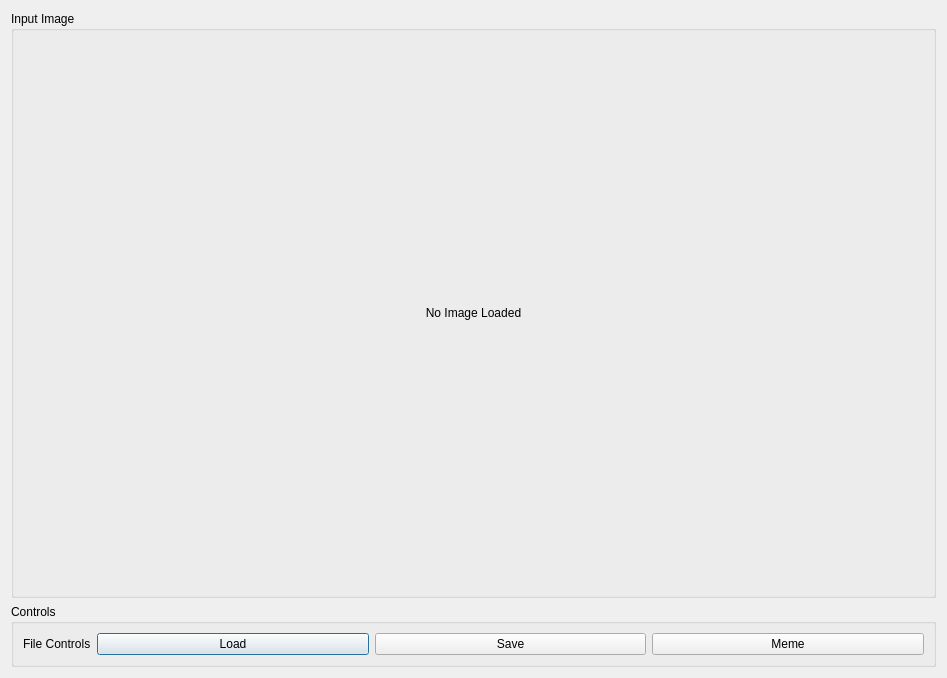
First picture: the form in mainwindow.ui, repository Flawededge/OpenCV_Python, before the edit.
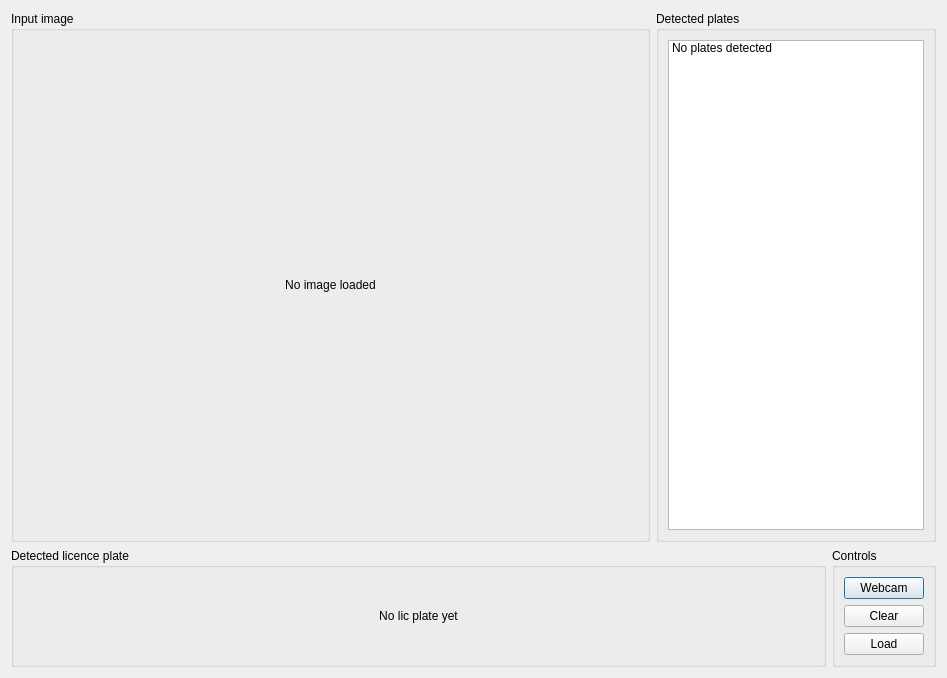
Second picture: the form after the edit.

Patch:
```diff
--- a/mainwindow.ui
+++ b/mainwindow.ui
@@ -33,46 +33,70 @@
    <item>
     <layout class="QHBoxLayout" name="imageStuff">
      <item>
-      <widget class="QGroupBox" name="Input">
+      <widget class="QGroupBox" name="groupBox_3">
+       <property name="title">
+        <string>Input image</string>
+       </property>
+       <layout class="QHBoxLayout" name="horizontalLayout_3">
+        <item>
+         <widget class="QLabel" name="label_2">
+          <property name="sizePolicy">
+           <sizepolicy hsizetype="Ignored" vsizetype="Ignored">
+            <horstretch>0</horstretch>
+            <verstretch>0</verstretch>
+           </sizepolicy>
+          </property>
+          <property name="minimumSize">
+           <size>
+            <width>200</width>
+            <height>50</height>
+           </size>
+          </property>
+          <property name="text">
+           <string>No image loaded</string>
+          </property>
+          <property name="scaledContents">
+           <bool>true</bool>
+          </property>
+          <property name="alignment">
+           <set>Qt::AlignCenter</set>
+          </property>
+         </widget>
+        </item>
+       </layout>
+      </widget>
+     </item>
+     <item>
+      <widget class="QGroupBox" name="groupBox">
        <property name="sizePolicy">
-        <sizepolicy hsizetype="Minimum" vsizetype="Minimum">
+        <sizepolicy hsizetype="Maximum" vsizetype="Preferred">
          <horstretch>0</horstretch>
          <verstretch>0</verstretch>
         </sizepolicy>
        </property>
-       <property name="minimumSize">
-        <size>
-         <width>50</width>
-         <height>100</height>
-        </size>
-       </property>
        <property name="title">
-        <string>Input Image</string>
+        <string>Detected plates</string>
        </property>
-       <layout class="QHBoxLayout" name="horizontalLayout_2">
+       <layout class="QVBoxLayout" name="verticalLayout">
         <item>
-         <widget class="QLabel" name="inImage">
+         <widget class="QListWidget" name="listWidget">
           <property name="sizePolicy">
-           <sizepolicy hsizetype="Ignored" vsizetype="Ignored">
+           <sizepolicy hsizetype="Maximum" vsizetype="Expanding">
             <horstretch>0</horstretch>
             <verstretch>0</verstretch>
            </sizepolicy>
           </property>
           <property name="minimumSize">
            <size>
-            <width>0</width>
+            <width>100</width>
             <height>0</height>
            </size>
           </property>
-          <property name="text">
-           <string>No Image Loaded</string>
-          </property>
-          <property name="scaledContents">
-           <bool>true</bool>
-          </property>
-          <property name="alignment">
-           <set>Qt::AlignCenter</set>
-          </property>
+          <item>
+           <property name="text">
+            <string>No plates detected</string>
+           </property>
+          </item>
          </widget>
         </item>
        </layout>
@@ -81,58 +105,96 @@
     </layout>
    </item>
    <item>
-    <widget class="QGroupBox" name="groupBox">
-     <property name="sizePolicy">
-      <sizepolicy hsizetype="Minimum" vsizetype="Maximum">
-       <horstretch>0</horstretch>
-       <verstretch>0</verstretch>
-      </sizepolicy>
-     </property>
-     <property name="title">
-      <string>Controls</string>
-     </property>
-     <layout class="QVBoxLayout" name="verticalLayout">
-      <item>
-       <layout class="QFormLayout" name="userStuff">
-        <property name="sizeConstraint">
-         <enum>QLayout::SetDefaultConstraint</enum>
-        </property>
-        <item row="0" column="0">
+    <layout class="QHBoxLayout" name="horizontalLayout_2">
+     <item>
+      <widget class="QGroupBox" name="groupBox_4">
+       <property name="title">
+        <string>Detected licence plate</string>
+       </property>
+       <layout class="QVBoxLayout" name="verticalLayout_4">
+        <item>
          <widget class="QLabel" name="label">
+          <property name="sizePolicy">
+           <sizepolicy hsizetype="Ignored" vsizetype="Ignored">
+            <horstretch>0</horstretch>
+            <verstretch>0</verstretch>
+           </sizepolicy>
+          </property>
+          <property name="minimumSize">
+           <size>
+            <width>70</width>
+            <height>30</height>
+           </size>
+          </property>
           <property name="text">
-           <string>File Controls</string>
+           <string>No lic plate yet</string>
           </property>
+          <property name="scaledContents">
+           <bool>true</bool>
+          </property>
+          <property name="alignment">
+           <set>Qt::AlignCenter</set>
+          </property>
          </widget>
         </item>
-        <item row="0" column="1">
-         <layout class="QHBoxLayout" name="File">
-          <item>
-           <widget class="QPushButton" name="bLoad">
-            <property name="text">
-             <string>Load</string>
-            </property>
-           </widget>
-          </item>
-          <item>
-           <widget class="QPushButton" name="bSave">
-            <property name="text">
-             <string>Save</string>
-            </property>
-           </widget>
-          </item>
-          <item>
-           <widget class="QPushButton" name="bMeme">
-            <property name="text">
-             <string>Meme</string>
-            </property>
-           </widget>
-          </item>
-         </layout>
+       </layout>
+      </widget>
+     </item>
+     <item>
+      <widget class="QGroupBox" name="groupBox_2">
+       <property name="sizePolicy">
+        <sizepolicy hsizetype="Maximum" vsizetype="Preferred">
+         <horstretch>0</horstretch>
+         <verstretch>0</verstretch>
+        </sizepolicy>
+       </property>
+       <property name="title">
+        <string>Controls</string>
+       </property>
+       <layout class="QVBoxLayout" name="verticalLayout_3">
+        <item>
+         <widget class="QPushButton" name="pushButton_2">
+          <property name="sizePolicy">
+           <sizepolicy hsizetype="Maximum" vsizetype="Fixed">
+            <horstretch>0</horstretch>
+            <verstretch>0</verstretch>
+           </sizepolicy>
+          </property>
+          <property name="text">
+           <string>Webcam</string>
+          </property>
+         </widget>
         </item>
+        <item>
+         <widget class="QPushButton" name="pushButton_3">
+          <property name="sizePolicy">
+           <sizepolicy hsizetype="Maximum" vsizetype="Fixed">
+            <horstretch>0</horstretch>
+            <verstretch>0</verstretch>
+           </sizepolicy>
+          </property>
+          <property name="text">
+           <string>Clear</string>
+          </property>
+         </widget>
+        </item>
+        <item>
+         <widget class="QPushButton" name="pushButton">
+          <property name="sizePolicy">
+           <sizepolicy hsizetype="Maximum" vsizetype="Fixed">
+            <horstretch>0</horstretch>
+            <verstretch>0</verstretch>
+           </sizepolicy>
+          </property>
+          <property name="text">
+           <string>Load</string>
+          </property>
+         </widget>
+        </item>
        </layout>
-      </item>
-     </layout>
-    </widget>
+      </widget>
+     </item>
+    </layout>
    </item>
   </layout>
  </widget>
```
Left out of the diff: 2 changed lines with no effect on the pictures.
